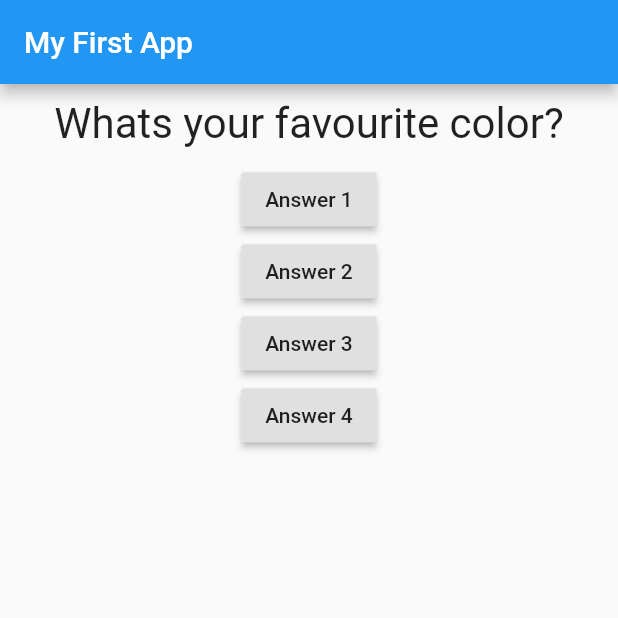
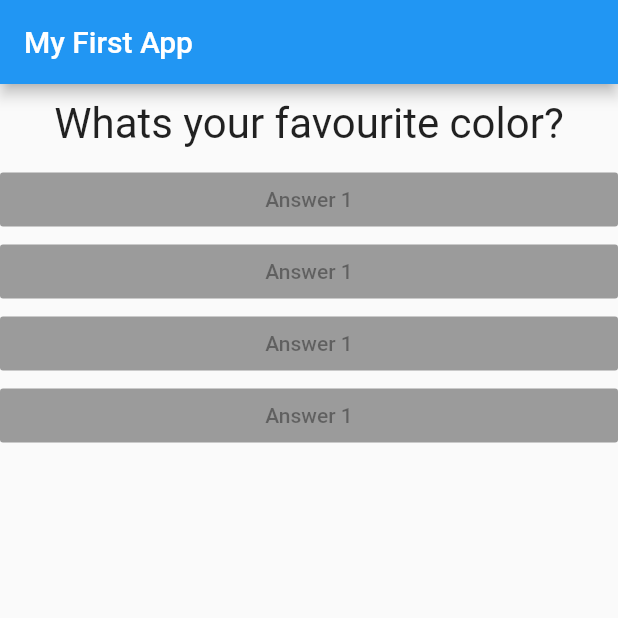
Before and after one commit to mohnishkarri/Personality-Predictor, a Flutter app: the screen it shows after launch, on a phone screen of 412 x 824 dp, the top half of it. Run offline on Flutter 3.47's test engine with Material 2 defaults, Android fonts, the phone set to English and light mode, and no system bars.

Commit message:
Update 2
Removed the Raised buttons and uses the new Answer.class created in the previous update (buttons are disabled in this update from the previous one)

```diff
--- a/flutter_guide/lib/main.dart
+++ b/flutter_guide/lib/main.dart
@@ -1,5 +1,7 @@
 import 'package:flutter/material.dart';
 import 'package:flutter_guide/question.dart';
+// ignore: unused_import
+import 'package:flutter_guide/answer.dart';
 //void main(){
 
 //  runApp(MyApp());
@@ -41,25 +43,10 @@ class MyAppState extends State<MyApp> {
             Question(
               questions[questionIndex],
             ),
-            RaisedButton(
-              child: Text('Answer 1'),
-              onPressed: _answerQuestion,
-            ),
-            RaisedButton(
-              child: Text('Answer 2'),
-              onPressed: () => print('Answer 2 chosen'),
-            ),
-            RaisedButton(
-                child: Text('Answer 3'),
-                onPressed: () {
-                  print('Answer 3 chosen');
-                }),
-            RaisedButton(
-              child: Text('Answer 4'),
-              onPressed: () {
-                print('Answer 4 chosen');
-              },
-            ),
+            Answer(),
+            Answer(),
+            Answer(),
+            Answer(),
           ],
         ),
       ),
```
